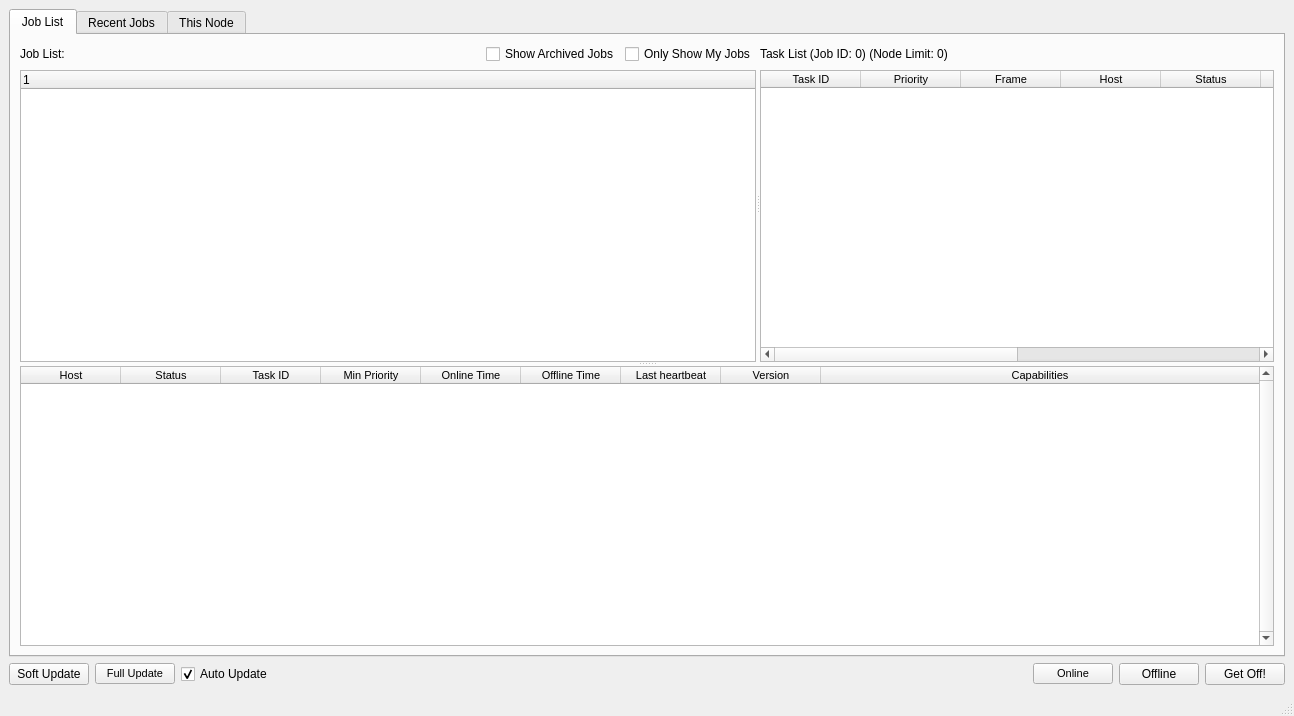
Above: Documentation/ui/UI_FarmView.ui from david2777/DPS_Hydra before the change. Below: the same form after it.
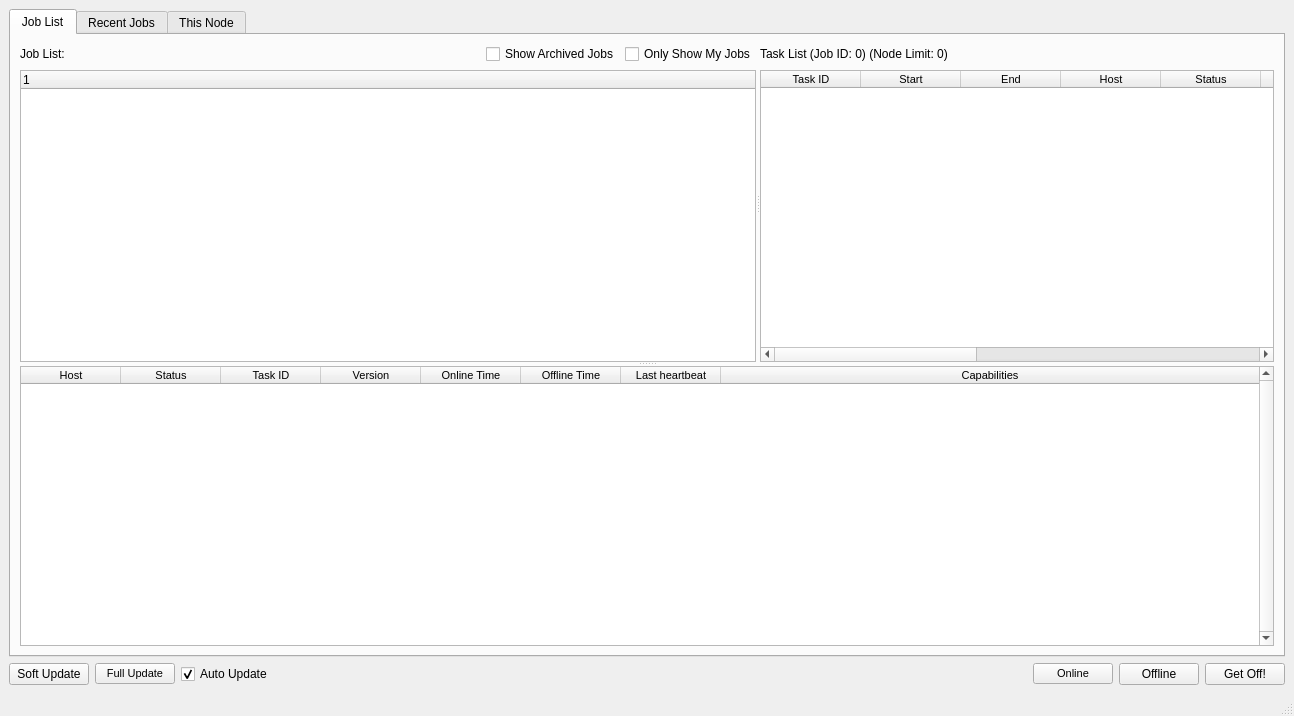
That is the form after the change.

```diff
--- a/Documentation/ui/UI_FarmView.ui
+++ b/Documentation/ui/UI_FarmView.ui
@@ -276,12 +276,12 @@
                </column>
                <column>
                 <property name="text">
-                 <string>Priority</string>
+                 <string>Start</string>
                 </property>
                </column>
                <column>
                 <property name="text">
-                 <string>Frame</string>
+                 <string>End</string>
                 </property>
                </column>
                <column>
@@ -294,6 +294,11 @@
                  <string>Status</string>
                 </property>
                </column>
+               <column>
+                <property name="text">
+                 <string>Priority</string>
+                </property>
+               </column>
                <column>
                 <property name="text">
                  <string>Start Time</string>
@@ -314,6 +319,11 @@
                  <string>Exit Code</string>
                 </property>
                </column>
+               <column>
+                <property name="text">
+                 <string>Attempts</string>
+                </property>
+               </column>
                <column>
                 <property name="text">
                  <string>Reqs</string>
@@ -383,7 +393,7 @@
            </column>
            <column>
             <property name="text">
-             <string>Min Priority</string>
+             <string>Version</string>
             </property>
            </column>
            <column>
@@ -401,11 +411,6 @@
              <string>Last heartbeat</string>
             </property>
            </column>
-           <column>
-            <property name="text">
-             <string>Version</string>
-            </property>
-           </column>
            <column>
             <property name="text">
              <string>Capabilities</string>
```
Left out of the diff: 4 changed lines with no effect on the pictures.
